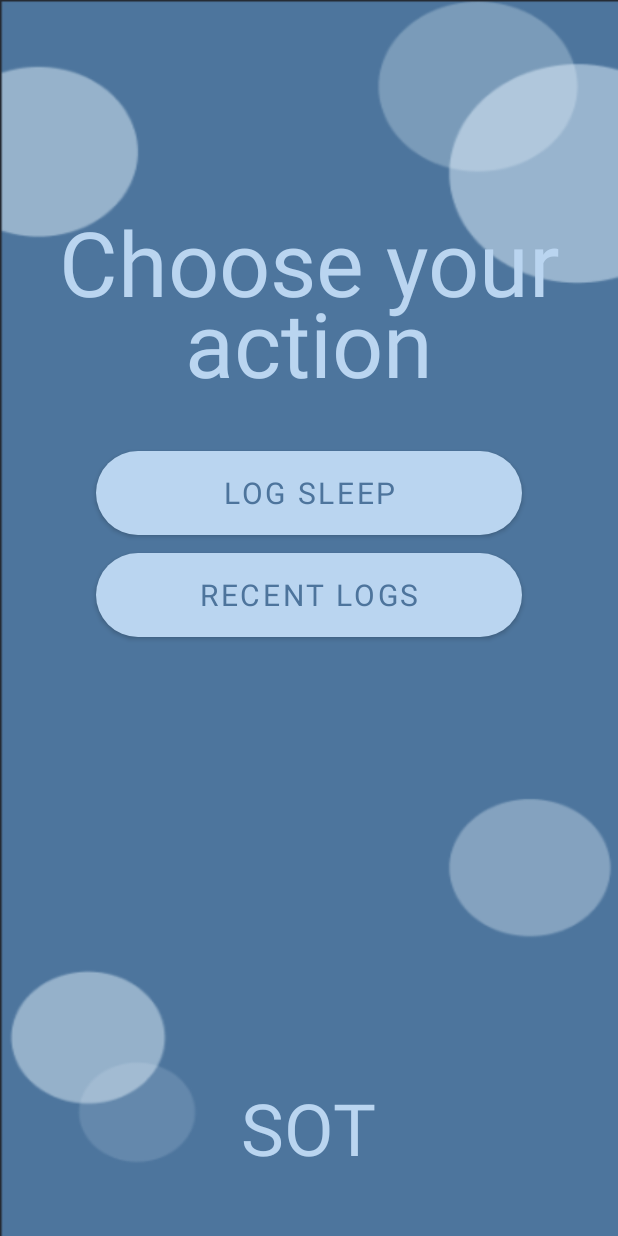
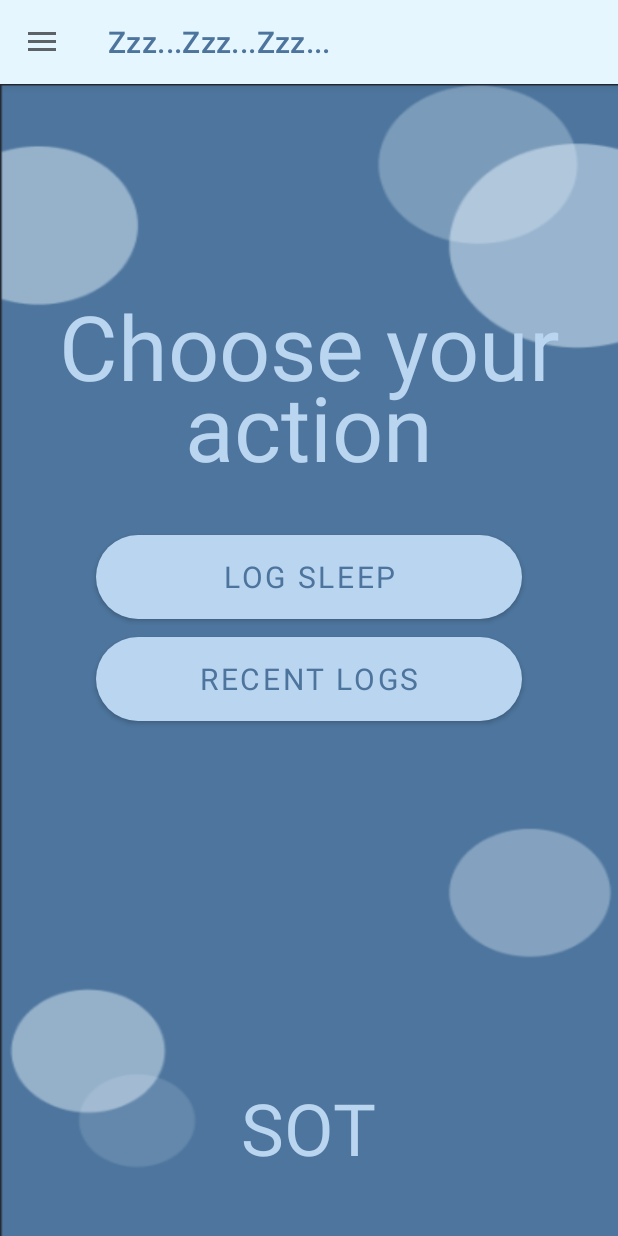
Before and after one commit to mersysc/SleepOnTrack, an Android app built with Jetpack Compose: the MainPageActivity screen opened directly, with no data from a screen before it, on a phone screen of 412 x 824 dp. Run offline under Robolectric (Android 15) with nearby library versions, the phone set to English and light mode, and no system bars; our stand-ins replace Firebase (no records; nobody signed in at launch, a user with empty details on screens opened directly); Roboto replaces fonts that are not available here.

Commit message:
Pasek do wyboru opcji dziala

```diff
--- a/app/src/main/java/com/example/sleepontrack_app/MainPageActivity.kt
+++ b/app/src/main/java/com/example/sleepontrack_app/MainPageActivity.kt
@@ -3,33 +3,62 @@ package com.example.sleepontrack_app
 import android.content.Intent
 import android.os.Bundle
 import android.util.Log
-import android.view.Menu
-import android.view.MenuItem
 import android.widget.Button
 import android.widget.Toast
 import androidx.appcompat.app.AppCompatActivity
+import androidx.drawerlayout.widget.DrawerLayout
+import com.google.android.material.navigation.NavigationView
 import com.google.firebase.auth.FirebaseAuth
+import androidx.appcompat.widget.Toolbar
+import androidx.appcompat.app.ActionBarDrawerToggle
+
 
 class MainPageActivity : AppCompatActivity() {
     override fun onCreate(savedInstanceState: Bundle?) {
         super.onCreate(savedInstanceState)
-        Log.d("WelcomeActivity", "WelcomeActivity started")
-        setContentView(R.layout.main_page)
+        setContentView(R.layout.activity_main_drawer)
 
-        val logSleep = findViewById<Button>(R.id.logSleepButton)
-        val historyOfSleepButton = findViewById<Button>(R.id.recent_logs_button)
+        val toolbar = findViewById<Toolbar>(R.id.toolbar)
+        setSupportActionBar(toolbar)
 
+        val drawerLayout = findViewById<DrawerLayout>(R.id.drawer_layout)
+        val navView = findViewById<NavigationView>(R.id.nav_view)
 
-        logSleep.setOnClickListener {
-            val intent = Intent(this, ClockActivity::class.java)
-            startActivity(intent)
+        // Ikona hamburgera
+        val toggle = ActionBarDrawerToggle(
+            this, drawerLayout, toolbar,
+            R.string.navigation_drawer_open,
+            R.string.navigation_drawer_close
+        )
+        drawerLayout.addDrawerListener(toggle)
+        toggle.syncState()
+
+        // Obsługa kliknięć w menu
+        navView.setNavigationItemSelectedListener { item ->
+            when (item.itemId) {
+                R.id.nav_notifications -> {
+                    Toast.makeText(this, "Notifications soon", Toast.LENGTH_SHORT).show()
+                    true
+                }
+
+                R.id.nav_logout -> {
+                    FirebaseAuth.getInstance().signOut()
+                    startActivity(Intent(this, LoginActivity::class.java))
+                    finishAffinity()
+                    true
+                }
+
+                else -> false
+            }
         }
 
-        historyOfSleepButton.setOnClickListener{
-            val intent = Intent(this, SleepListActivity::class.java)
-            startActivity(intent)
+        // Twoje przyciski
+        findViewById<Button>(R.id.logSleepButton).setOnClickListener {
+            startActivity(Intent(this, ClockActivity::class.java))
         }
 
+        findViewById<Button>(R.id.recent_logs_button).setOnClickListener {
+            startActivity(Intent(this, SleepListActivity::class.java))
+        }
     }
-
 }
--- /dev/null
+++ b/app/src/main/res/layout/activity_main_drawer.xml
@@ -0,0 +1,37 @@
+<?xml version="1.0" encoding="utf-8"?>
+<androidx.drawerlayout.widget.DrawerLayout
+    xmlns:android="http://schemas.android.com/apk/res/android"
+    xmlns:app="http://schemas.android.com/apk/res-auto"
+    android:id="@+id/drawer_layout"
+    android:layout_width="match_parent"
+    android:layout_height="match_parent">
+
+    <!-- Główna zawartość -->
+    <LinearLayout
+        android:layout_width="match_parent"
+        android:layout_height="match_parent"
+        android:orientation="vertical">
+
+        <!-- TOOLBAR U GÓRY -->
+        <androidx.appcompat.widget.Toolbar
+            android:id="@+id/toolbar"
+            android:layout_width="match_parent"
+            android:layout_height="?attr/actionBarSize"
+            android:background="#E6F6FF"
+            android:elevation="4dp"
+            app:title="Zzz...Zzz...Zzz..."
+            app:titleTextColor="#4D749C" />
+
+        <!-- Twoja zawartość strony głównej -->
+        <include layout="@layout/main_page" />
+    </LinearLayout>
+
+    <!-- Drawer boczny -->
+    <com.google.android.material.navigation.NavigationView
+        android:id="@+id/nav_view"
+        android:layout_width="wrap_content"
+        android:layout_height="match_parent"
+        android:layout_gravity="start"
+        app:menu="@menu/drawer_menu"
+        android:background="#E6F6FF"/>
+</androidx.drawerlayout.widget.DrawerLayout>
--- /dev/null
+++ b/app/src/main/res/menu/drawer_menu.xml
@@ -0,0 +1,8 @@
+<menu xmlns:android="http://schemas.android.com/apk/res/android">
+    <item
+        android:id="@+id/nav_notifications"
+        android:title="Notifications" />
+    <item
+        android:id="@+id/nav_logout"
+        android:title="Log out" />
+</menu>
--- a/app/src/main/res/values/strings.xml
+++ b/app/src/main/res/values/strings.xml
@@ -1,3 +1,6 @@
 <resources>
     <string name="app_name">SleepOnTrack_App</string>
+    <string name="navigation_drawer_open">Open navigation drawer</string>
+    <string name="navigation_drawer_close">Close navigation drawer</string>
+
 </resources>
```
